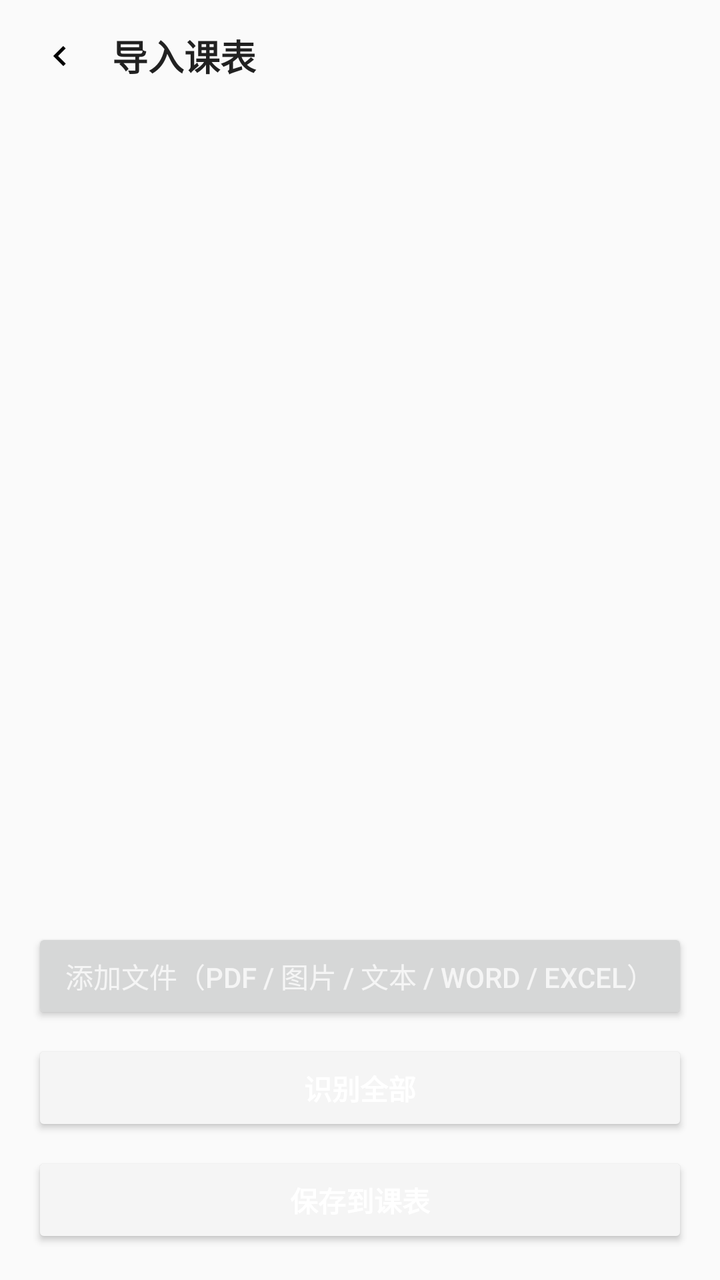
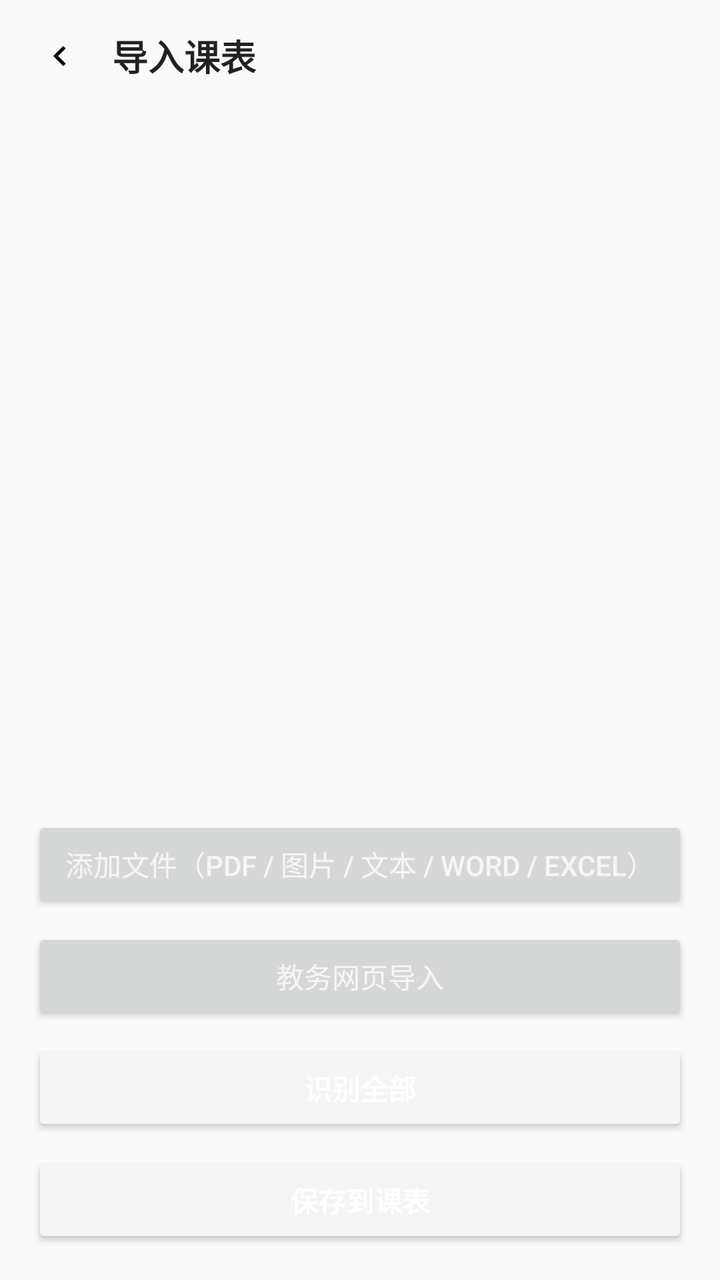

The first picture is an Android layout as it rendered before a commit; the second is the same layout after the commit. The layout source and the unified diff follow.
<!-- AndroidManifest.xml: application theme Theme.AppCompat.Light.NoActionBar -->
<!-- res/layout/activity_import_wizard.xml -->
<?xml version="1.0" encoding="utf-8"?>
<LinearLayout xmlns:android="http://schemas.android.com/apk/res/android"
    android:id="@+id/importRoot"
    android:layout_width="match_parent"
    android:layout_height="match_parent"
    android:orientation="vertical">

    <LinearLayout
        android:layout_width="match_parent"
        android:layout_height="wrap_content"
        android:gravity="center_vertical"
        android:orientation="horizontal"
        android:paddingStart="12dp"
        android:paddingTop="10dp"
        android:paddingEnd="12dp"
        android:paddingBottom="10dp">

        <ImageView
            android:id="@+id/importBackBtn"
            android:layout_width="36dp"
            android:layout_height="36dp"
            android:background="?android:attr/selectableItemBackgroundBorderless"
            android:contentDescription="@string/action_close"
            android:padding="8dp"
            android:rotation="180"
            android:src="@drawable/ic_settings_chevron" />

        <TextView
            android:layout_width="0dp"
            android:layout_height="wrap_content"
            android:layout_marginStart="8dp"
            android:layout_weight="1"
            android:text="@string/import_wizard_title"
            android:textColor="?android:attr/textColorPrimary"
            android:textSize="18sp"
            android:textStyle="bold" />
    </LinearLayout>

    <TextView
        android:id="@+id/importSummary"
        android:layout_width="match_parent"
        android:layout_height="wrap_content"
        android:paddingStart="16dp"
        android:paddingEnd="16dp"
        android:paddingBottom="6dp"
        android:textColor="?android:attr/textColorSecondary"
        android:textSize="12sp" />

    <ScrollView
        android:layout_width="match_parent"
        android:layout_height="0dp"
        android:layout_weight="1"
        android:fillViewport="true">

        <LinearLayout
            android:id="@+id/importListContainer"
            android:layout_width="match_parent"
            android:layout_height="wrap_content"
            android:orientation="vertical"
            android:paddingStart="16dp"
            android:paddingEnd="16dp"
            android:paddingBottom="12dp" />
    </ScrollView>

    <LinearLayout
        android:layout_width="match_parent"
        android:layout_height="wrap_content"
        android:orientation="vertical"
        android:padding="16dp">

        <Button
            android:id="@+id/importPickBtn"
            style="@style/SettingsSecondaryButton"
            android:layout_width="match_parent"
            android:layout_height="wrap_content"
            android:text="@string/import_pick_file" />

        <Button
            android:id="@+id/importRecognizeBtn"
            style="@style/SettingsPrimaryButton"
            android:layout_width="match_parent"
            android:layout_height="wrap_content"
            android:layout_marginTop="8dp"
            android:text="@string/import_recognize_all" />

        <Button
            android:id="@+id/importSaveBtn"
            style="@style/SettingsPrimaryButton"
            android:layout_width="match_parent"
            android:layout_height="wrap_content"
            android:layout_marginTop="8dp"
            android:text="@string/import_save_to_timetable" />
    </LinearLayout>
</LinearLayout>
<!-- resources referenced by this layout -->
<resources>
  <!-- drawable ic_settings_chevron (drawable) -->
  <vector xmlns:android="http://schemas.android.com/apk/res/android"
      android:width="24dp"
      android:height="24dp"
      android:viewportWidth="24"
      android:viewportHeight="24">
      <path
          android:fillColor="#FF000000"
          android:pathData="M10,6L8.59,7.41 13.17,12l-4.58,4.59L10,18l6,-6z" />
  </vector>
  <string name="action_close">关闭</string>
  <string name="import_pick_file">添加文件（PDF / 图片 / 文本 / Word / Excel）</string>
  <string name="import_recognize_all">识别全部</string>
  <string name="import_save_to_timetable">保存到课表</string>
  <string name="import_wizard_title">导入课表</string>
  <style name="SettingsPrimaryButton" parent="Widget.AppCompat.Button">
          <item name="android:layout_height">46dp</item>
          <item name="android:textColor">#FFFFFF</item>
          <item name="android:textSize">14sp</item>
          <item name="android:textStyle">bold</item>
          <item name="android:backgroundTint">?attr/colorPrimary</item>
      </style>
  <style name="SettingsSecondaryButton" parent="Widget.AppCompat.Button">
          <item name="android:layout_height">46dp</item>
          <item name="android:textColor">?attr/colorPrimary</item>
          <item name="android:textSize">14sp</item>
      </style>
</resources>

<!-- the commit's change to res/layout/activity_import_wizard.xml (unified diff, before → after) -->
@@ -76,6 +76,14 @@
             android:text="@string/import_pick_file" />
 
         <Button
+            android:id="@+id/importWebBtn"
+            style="@style/SettingsSecondaryButton"
+            android:layout_width="match_parent"
+            android:layout_height="wrap_content"
+            android:layout_marginTop="8dp"
+            android:text="@string/import_web_entry" />
+
+        <Button
             android:id="@+id/importRecognizeBtn"
             style="@style/SettingsPrimaryButton"
             android:layout_width="match_parent"
<!-- resource entries referenced after the edit -->
@@ -14,6 +14,7 @@
   <string name="import_pick_file">添加文件（PDF / 图片 / 文本 / Word / Excel）</string>
   <string name="import_recognize_all">识别全部</string>
   <string name="import_save_to_timetable">保存到课表</string>
+  <string name="import_web_entry">教务网页导入</string>
   <string name="import_wizard_title">导入课表</string>
   <style name="SettingsPrimaryButton" parent="Widget.AppCompat.Button">
           <item name="android:layout_height">46dp</item>
